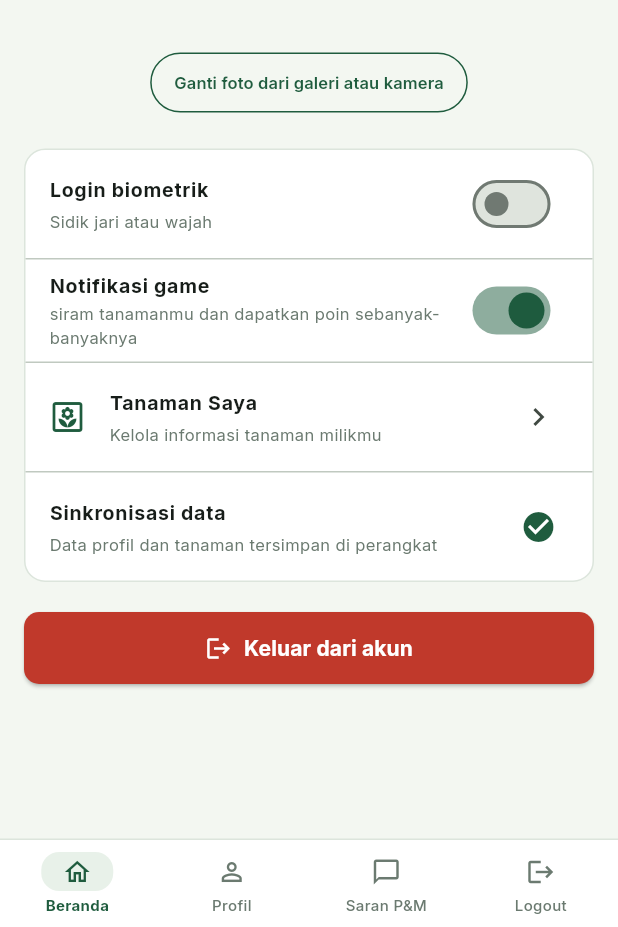
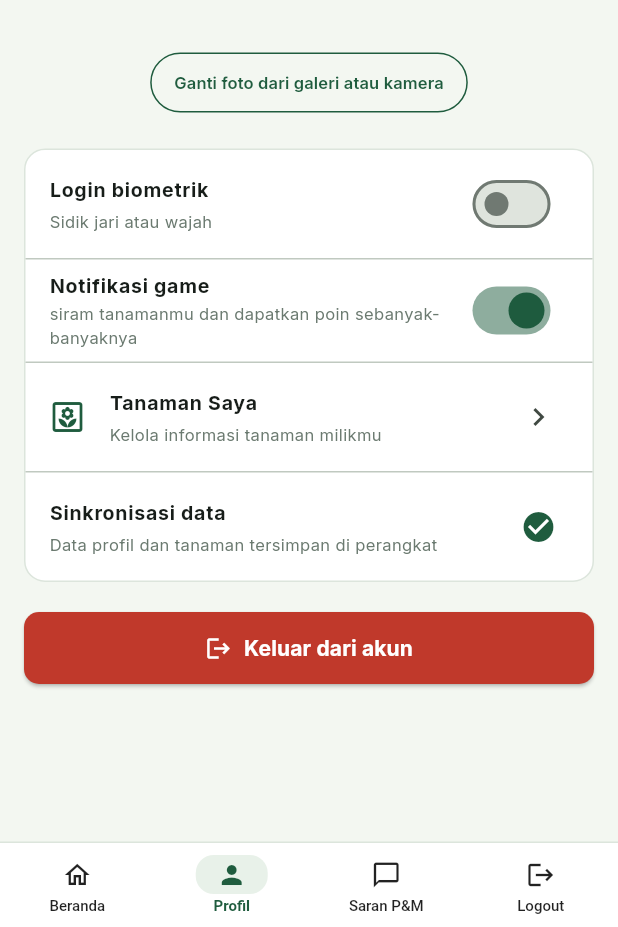
Before and after one commit to Agnaitaansw/AgriSmart_ProjectAkhirMobile, a Flutter app: the ProfilScreen screen opened directly, on a phone screen of 412 x 824 dp, the part 309-1236 px from its top. Run offline on Flutter 3.47's test engine with Material 3 defaults, Android fonts, the phone set to English and light mode, and no system bars; our stand-ins replace flutter_local_notifications, flutter_secure_storage, flutter_timezone, geolocator, google_fonts, image_picker and 6 more; accounts and stored records are empty.

Commit message:
bnerin navigasi tapi belum ku cek lagi si

```diff
--- a/lib/screens/profil_screen.dart
+++ b/lib/screens/profil_screen.dart
@@ -235,7 +235,7 @@ class _ProfilScreenState extends State<ProfilScreen> {
         elevation: 0,
         foregroundColor: Colors.black,
       ),
-      bottomNavigationBar: const AppBottomNav(),
+      bottomNavigationBar: const AppBottomNav(currentIndex: 1),
       body: _loading
           ? const Center(child: CircularProgressIndicator())
           : SafeArea(
--- a/lib/screens/saran_pam_screen.dart
+++ b/lib/screens/saran_pam_screen.dart
@@ -25,7 +25,7 @@ class _SaranPamScreenState extends State<SaranPamScreen> {
         elevation: 0,
         foregroundColor: Colors.black,
       ),
-      bottomNavigationBar: const AppBottomNav(),
+      bottomNavigationBar: const AppBottomNav(currentIndex: 2),
       body: SafeArea(
         child: ListView(
           padding: const EdgeInsets.all(16),
--- a/lib/widgets/common.dart
+++ b/lib/widgets/common.dart
@@ -210,7 +210,10 @@ class _DashedRRectPainter extends CustomPainter {
 }
 
 class AppBottomNav extends StatelessWidget {
-  const AppBottomNav({super.key});
+  const AppBottomNav({super.key, this.currentIndex = 0});
+
+  /// 0 = Beranda, 1 = Profil, 2 = Saran P&M
+  final int currentIndex;
 
   Future<void> _logout(BuildContext context) async {
     final confirm = await showDialog<bool>(
@@ -241,6 +244,14 @@ class AppBottomNav extends StatelessWidget {
     );
   }
 
+  void _go(BuildContext context, int index, Widget? page) {
+    if (index == currentIndex) return; // sudah di halaman ini
+    Navigator.of(context).popUntil((route) => route.isFirst);
+    if (page != null) {
+      Navigator.of(context).push(MaterialPageRoute(builder: (_) => page));
+    }
+  }
+
   @override
   Widget build(BuildContext context) {
     return Container(
@@ -256,34 +267,30 @@ class AppBottomNav extends StatelessWidget {
             children: [
               _NavItem(
                 icon: Icons.home_outlined,
+                activeIcon: Icons.home,
                 label: 'Beranda',
-                selected: true,
-                onTap: () =>
-                    Navigator.of(context).popUntil((route) => route.isFirst),
+                selected: currentIndex == 0,
+                onTap: () => _go(context, 0, null),
               ),
               _NavItem(
                 icon: Icons.person_outline,
+                activeIcon: Icons.person,
                 label: 'Profil',
-                onTap: () {
-                  Navigator.of(context).popUntil((route) => route.isFirst);
-                  Navigator.of(context).push(
-                    MaterialPageRoute(builder: (_) => const ProfilScreen()),
-                  );
-                },
+                selected: currentIndex == 1,
+                onTap: () => _go(context, 1, const ProfilScreen()),
               ),
               _NavItem(
                 icon: Icons.chat_bubble_outline,
+                activeIcon: Icons.chat_bubble,
                 label: 'Saran P&M',
-                onTap: () {
-                  Navigator.of(context).popUntil((route) => route.isFirst);
-                  Navigator.of(context).push(
-                    MaterialPageRoute(builder: (_) => const SaranPamScreen()),
-                  );
-                },
+                selected: currentIndex == 2,
+                onTap: () => _go(context, 2, const SaranPamScreen()),
               ),
               _NavItem(
                 icon: Icons.logout,
+                activeIcon: Icons.logout,
                 label: 'Logout',
+                selected: false,
                 onTap: () => _logout(context),
               ),
             ],
@@ -297,41 +304,57 @@ class AppBottomNav extends StatelessWidget {
 class _NavItem extends StatelessWidget {
   const _NavItem({
     required this.icon,
+    required this.activeIcon,
     required this.label,
     required this.onTap,
     this.selected = false,
   });
 
   final IconData icon;
+  final IconData activeIcon;
   final String label;
   final bool selected;
   final VoidCallback onTap;
 
   @override
   Widget build(BuildContext context) {
-    final color = selected ? AppColors.green : AppColors.muted;
+    // Terpilih = hijau, tidak terpilih = hitam biasa
+    final color = selected ? AppColors.green : Colors.black87;
+
     return Expanded(
       child: InkWell(
         onTap: onTap,
+        borderRadius: BorderRadius.circular(12),
+        hoverColor: AppColors.greenSoft,
+        splashColor: AppColors.greenSoft,
+        highlightColor: AppColors.greenSoft.withAlpha(153),
         child: Column(
           mainAxisSize: MainAxisSize.min,
           children: [
-            Container(
-              padding: const EdgeInsets.symmetric(horizontal: 14, vertical: 3),
+            AnimatedContainer(
+              duration: const Duration(milliseconds: 200),
+              curve: Curves.easeOut,
+              padding:
+                  const EdgeInsets.symmetric(horizontal: 14, vertical: 3),
               decoration: BoxDecoration(
                 color: selected ? AppColors.greenSoft : Colors.transparent,
                 borderRadius: BorderRadius.circular(12),
               ),
-              child: Icon(icon, size: 20, color: color),
+              child: Icon(
+                selected ? activeIcon : icon,
+                size: 20,
+                color: color,
+              ),
             ),
             const SizedBox(height: 2),
-            Text(
-              label,
+            AnimatedDefaultTextStyle(
+              duration: const Duration(milliseconds: 200),
               style: TextStyle(
                 fontSize: 10,
                 color: color,
                 fontWeight: selected ? FontWeight.w700 : FontWeight.w500,
               ),
+              child: Text(label),
             ),
           ],
         ),
@@ -347,11 +370,15 @@ class SubPageScaffold extends StatelessWidget {
     required this.title,
     required this.children,
     this.actions,
+    this.navIndex = 0,
   });
 
   final String title;
   final List<Widget> children;
   final List<Widget>? actions;
+
+  /// Tab bottom nav yang aktif (0 = Beranda, 1 = Profil, 2 = Saran P&M).
+  final int navIndex;
 
   @override
   Widget build(BuildContext context) {
@@ -368,7 +395,7 @@ class SubPageScaffold extends StatelessWidget {
         ),
         actions: actions,
       ),
-      bottomNavigationBar: const AppBottomNav(),
+      bottomNavigationBar: AppBottomNav(currentIndex: navIndex),
       body: ListView(
         padding: const EdgeInsets.fromLTRB(16, 8, 16, 20),
         children: children,
```
